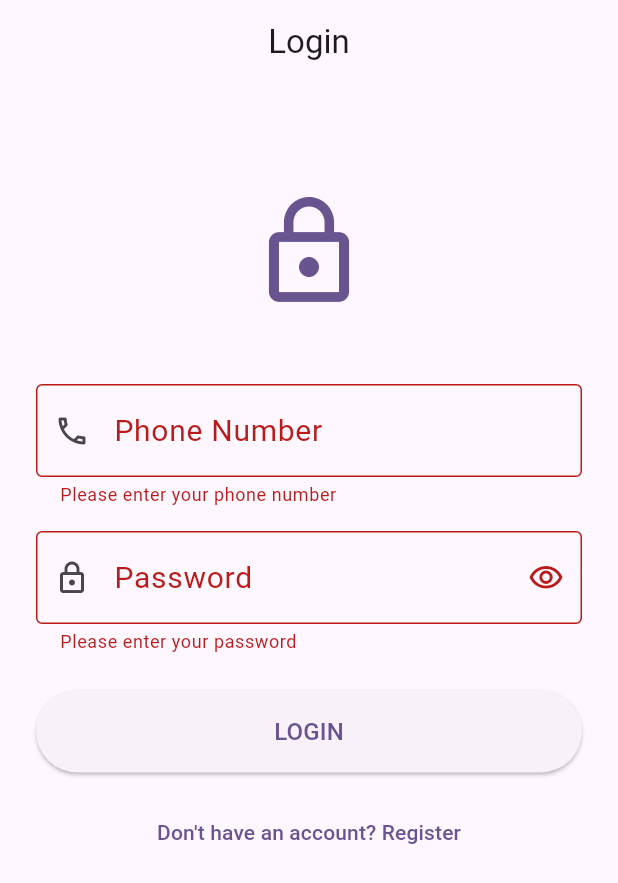
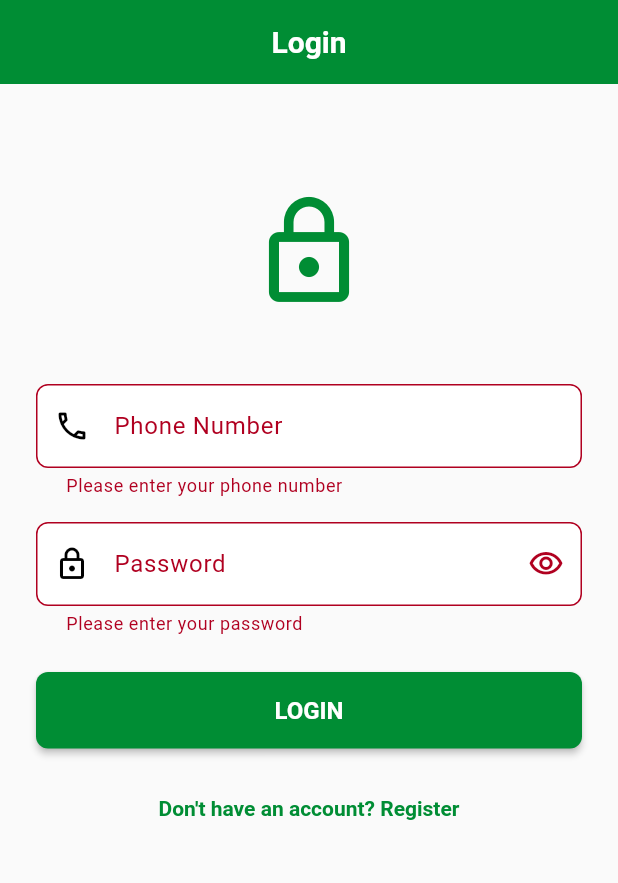
Before and after one commit to DavidFlores79/confetti_app, a Flutter app: the screen it shows after launch, after a tap on "LOGIN", on a phone screen of 412 x 824 dp. Shown: the top 883 px of the screen. Run offline on Flutter 3.47's test engine with Material 3 defaults, Android fonts, the phone set to English and light mode, and no system bars; our stand-ins replace confetti, dartz, flutter_bloc, get_it, go_router, logger and 1 more.

Commit message:
feat: Add theme system with light/dark mode and settings page
- Implement comprehensive theme system with Material Design 3
- Add light and dark theme configurations
- Create settings page with theme selection
- Add theme persistence using SharedPreferences

Theme System:
- AppColors class with 50+ color definitions
- Complete light and dark themes
- System theme support (follows device settings)
- Smooth theme transitions
- Material Design 3 compliant

Color Palette:
- Primary green colors (#008D34)
- 11 gray scale shades
- Custom accent colors (green, purple, orange)
- Black and white variants
- Alpha transparency support

Settings Page:
- Radio button theme selection
- Quick toggle switch for light/dark
- Visual icons for each mode
- Success notifications on change
- App information section

State Management:
- ThemeCubit for theme state
- Cubit pattern with flutter_bloc
- Persistent storage in SharedPreferences
- Reactive UI updates

Features:
- 3 theme modes: Light, Dark, System
- Persistent user preference
- Comprehensive logging
- Settings accessible from home screen
- User-friendly notifications

Theme Components Styled:
- AppBar, Buttons, Input Fields
- Cards, Dialogs, Snackbars
- Icons, Text styles, Dividers
- Complete Material components

Integration:
- Added ThemeCubit to service locator
- MultiBlocProvider in main app
- Settings route in router
- Settings icon in home screen

Documentation:
- THEME_AND_SETTINGS.md with complete guide

All code passes Flutter analysis with zero issues.

```diff
--- a/lib/config/router.dart
+++ b/lib/config/router.dart
@@ -1,6 +1,7 @@
 import 'package:go_router/go_router.dart';
 import '../features/auth/presentation/pages/login_page.dart';
 import '../features/auth/presentation/pages/splash_page.dart';
+import '../features/settings/presentation/pages/settings_page.dart';
 import '../screens/home.dart';
 
 final GoRouter router = GoRouter(
@@ -16,7 +17,11 @@ final GoRouter router = GoRouter(
     ),
     GoRoute(
       path: '/home',
-      builder: (context, state) => HomeScreen(),
+      builder: (context, state) => const HomeScreen(),
+    ),
+    GoRoute(
+      path: '/settings',
+      builder: (context, state) => const SettingsPage(),
     ),
   ],
 );
--- a/lib/config/service_locator.dart
+++ b/lib/config/service_locator.dart
@@ -13,6 +13,7 @@ import '../features/auth/domain/usecases/get_current_user.dart';
 import '../features/auth/domain/usecases/login.dart';
 import '../features/auth/domain/usecases/logout.dart';
 import '../features/auth/presentation/bloc/auth_bloc.dart';
+import '../features/settings/presentation/cubit/theme_cubit.dart';
 
 final sl = GetIt.instance;
 
@@ -55,8 +56,8 @@ Future<void> initializeDependencies() async {
   sl.registerLazySingleton(() => CheckAuthStatus(sl()));
   sl.registerLazySingleton(() => GetCurrentUser(sl()));
 
-  // Bloc
-  AppLogger.debug('ServiceLocator: Registering BLoCs');
+  // Bloc & Cubit
+  AppLogger.debug('ServiceLocator: Registering BLoCs and Cubits');
   sl.registerFactory(
     () => AuthBloc(
       loginUseCase: sl(),
@@ -66,5 +67,9 @@ Future<void> initializeDependencies() async {
     ),
   );
 
+  sl.registerLazySingleton(
+    () => ThemeCubit(sharedPreferences: sl()),
+  );
+
   AppLogger.info('ServiceLocator: All dependencies initialized successfully');
 }
--- /dev/null
+++ b/lib/core/theme/app_colors.dart
@@ -0,0 +1,48 @@
+import 'package:flutter/material.dart';
+
+class AppColors {
+  // Black variants
+  static const black = Color(0xFF000000);
+  static const black2 = Color(0xFF111111);
+  static const black3 = Color(0xFF222222);
+  static const blackAlpha30 = Color(0x4D222222); // 30% opacity
+
+  // White variants
+  static const white = Color(0xFFFFFFFF);
+  static const white2 = Color(0xFFFAFAFA);
+  static const white3 = Color(0xFFFFFBFE);
+
+  // Gray scale
+  static const gray50 = Color(0xFFFAFAFB);
+  static const gray100 = Color(0xFFF9FAFB);
+  static const gray200 = Color(0xFFF3F4F6);
+  static const gray300 = Color(0xFFEEEEEE);
+  static const gray400 = Color(0xFFE5E7EB);
+  static const gray500 = Color(0xFFCCCCCC);
+  static const gray600 = Color(0xFFAAAAAA);
+  static const gray700 = Color(0xFF666666);
+  static const gray800 = Color(0xFF49454F);
+  static const gray900 = Color(0xFF374151);
+  static const gray950 = Color(0xFF111827);
+
+  // Primary colors
+  static const primary = Color(0xFF008D34);
+  static const primaryLight = Color(0xFFB6E5C8);
+  static const primaryMedium = Color(0xFF006622);
+  static const greenDark = Color(0xFF00461A);
+  static const greenLight = Color(0xFFE8F6EC);
+  static const greenLightAlpha5 = Color(0x0DE8F6EC); // 5% opacity
+
+  // Custom colors
+  static const customGreen = Color(0xFF4CB00E);
+  static const customPurple = Color(0xFFB00EA8);
+  static const customOrange = Color(0xFFEC8702);
+
+  // Surface and backgrounds
+  static const surface = Color(0xFF1C1B1F);
+  static const nearBlack = Color(0xFF010101);
+
+  // Utility colors
+  static const transparent = Color(0x00000000);
+  static const error = Color(0xFFB00020);
+}
--- /dev/null
+++ b/lib/core/theme/app_theme.dart
@@ -0,0 +1,268 @@
+import 'package:flutter/material.dart';
+import 'app_colors.dart';
+
+class AppTheme {
+  // Light Theme
+  static ThemeData lightTheme = ThemeData(
+    useMaterial3: true,
+    brightness: Brightness.light,
+
+    // Color Scheme
+    colorScheme: ColorScheme.light(
+      primary: AppColors.primary,
+      primaryContainer: AppColors.primaryLight,
+      secondary: AppColors.customGreen,
+      secondaryContainer: AppColors.greenLight,
+      tertiary: AppColors.customPurple,
+      error: AppColors.error,
+      surface: AppColors.white,
+      onPrimary: AppColors.white,
+      onSecondary: AppColors.white,
+      onSurface: AppColors.black,
+      onError: AppColors.white,
+      outline: AppColors.gray400,
+      surfaceContainerHighest: AppColors.gray100,
+    ),
+
+    // Scaffold
+    scaffoldBackgroundColor: AppColors.white2,
+
+    // AppBar
+    appBarTheme: const AppBarTheme(
+      backgroundColor: AppColors.primary,
+      foregroundColor: AppColors.white,
+      elevation: 0,
+      centerTitle: true,
+      titleTextStyle: TextStyle(
+        color: AppColors.white,
+        fontSize: 20,
+        fontWeight: FontWeight.w600,
+      ),
+    ),
+
+    // Card
+    cardTheme: CardTheme(
+      color: AppColors.white,
+      elevation: 2,
+      shape: RoundedRectangleBorder(
+        borderRadius: BorderRadius.circular(12),
+      ),
+    ),
+
+    // Input Decoration
+    inputDecorationTheme: InputDecorationTheme(
+      filled: true,
+      fillColor: AppColors.white,
+      border: OutlineInputBorder(
+        borderRadius: BorderRadius.circular(8),
+        borderSide: const BorderSide(color: AppColors.gray400),
+      ),
+      enabledBorder: OutlineInputBorder(
+        borderRadius: BorderRadius.circular(8),
+        borderSide: const BorderSide(color: AppColors.gray400),
+      ),
+      focusedBorder: OutlineInputBorder(
+        borderRadius: BorderRadius.circular(8),
+        borderSide: const BorderSide(color: AppColors.primary, width: 2),
+      ),
+      errorBorder: OutlineInputBorder(
+        borderRadius: BorderRadius.circular(8),
+        borderSide: const BorderSide(color: AppColors.error),
+      ),
+      contentPadding: const EdgeInsets.symmetric(horizontal: 16, vertical: 16),
+    ),
+
+    // Elevated Button
+    elevatedButtonTheme: ElevatedButtonThemeData(
+      style: ElevatedButton.styleFrom(
+        backgroundColor: AppColors.primary,
+        foregroundColor: AppColors.white,
+        elevation: 2,
+        padding: const EdgeInsets.symmetric(horizontal: 24, vertical: 16),
+        shape: RoundedRectangleBorder(
+          borderRadius: BorderRadius.circular(8),
+        ),
+        textStyle: const TextStyle(
+          fontSize: 16,
+          fontWeight: FontWeight.w600,
+        ),
+      ),
+    ),
+
+    // Text Button
+    textButtonTheme: TextButtonThemeData(
+      style: TextButton.styleFrom(
+        foregroundColor: AppColors.primary,
+        padding: const EdgeInsets.symmetric(horizontal: 16, vertical: 8),
+        textStyle: const TextStyle(
+          fontSize: 14,
+          fontWeight: FontWeight.w600,
+        ),
+      ),
+    ),
+
+    // Icon Theme
+    iconTheme: const IconThemeData(
+      color: AppColors.gray700,
+      size: 24,
+    ),
+
+    // Divider
+    dividerTheme: const DividerThemeData(
+      color: AppColors.gray300,
+      thickness: 1,
+      space: 1,
+    ),
+
+    // Text Theme
+    textTheme: const TextTheme(
+      displayLarge: TextStyle(fontSize: 32, fontWeight: FontWeight.bold, color: AppColors.black),
+      displayMedium: TextStyle(fontSize: 28, fontWeight: FontWeight.bold, color: AppColors.black),
+      displaySmall: TextStyle(fontSize: 24, fontWeight: FontWeight.bold, color: AppColors.black),
+      headlineLarge: TextStyle(fontSize: 22, fontWeight: FontWeight.w600, color: AppColors.black),
+      headlineMedium: TextStyle(fontSize: 20, fontWeight: FontWeight.w600, color: AppColors.black),
+      headlineSmall: TextStyle(fontSize: 18, fontWeight: FontWeight.w600, color: AppColors.black),
+      titleLarge: TextStyle(fontSize: 16, fontWeight: FontWeight.w600, color: AppColors.black),
+      titleMedium: TextStyle(fontSize: 14, fontWeight: FontWeight.w600, color: AppColors.black),
+      titleSmall: TextStyle(fontSize: 12, fontWeight: FontWeight.w600, color: AppColors.black),
+      bodyLarge: TextStyle(fontSize: 16, fontWeight: FontWeight.normal, color: AppColors.black),
+      bodyMedium: TextStyle(fontSize: 14, fontWeight: FontWeight.normal, color: AppColors.black),
+      bodySmall: TextStyle(fontSize: 12, fontWeight: FontWeight.normal, color: AppColors.black),
+      labelLarge: TextStyle(fontSize: 14, fontWeight: FontWeight.w500, color: AppColors.black),
+      labelMedium: TextStyle(fontSize: 12, fontWeight: FontWeight.w500, color: AppColors.black),
+      labelSmall: TextStyle(fontSize: 10, fontWeight: FontWeight.w500, color: AppColors.black),
+    ),
+  );
+
+  // Dark Theme
+  static ThemeData darkTheme = ThemeData(
+    useMaterial3: true,
+    brightness: Brightness.dark,
+
+    // Color Scheme
+    colorScheme: ColorScheme.dark(
+      primary: AppColors.primaryLight,
+      primaryContainer: AppColors.greenDark,
+      secondary: AppColors.customGreen,
+      secondaryContainer: AppColors.greenDark,
+      tertiary: AppColors.customPurple,
+      error: AppColors.error,
+      surface: AppColors.surface,
+      onPrimary: AppColors.black,
+      onSecondary: AppColors.black,
+      onSurface: AppColors.white,
+      onError: AppColors.white,
+      outline: AppColors.gray700,
+      surfaceContainerHighest: AppColors.gray900,
+    ),
+
+    // Scaffold
+    scaffoldBackgroundColor: AppColors.nearBlack,
+
+    // AppBar
+    appBarTheme: const AppBarTheme(
+      backgroundColor: AppColors.surface,
+      foregroundColor: AppColors.white,
+      elevation: 0,
+      centerTitle: true,
+      titleTextStyle: TextStyle(
+        color: AppColors.white,
+        fontSize: 20,
+        fontWeight: FontWeight.w600,
+      ),
+    ),
+
+    // Card
+    cardTheme: CardTheme(
+      color: AppColors.surface,
+      elevation: 2,
+      shape: RoundedRectangleBorder(
+        borderRadius: BorderRadius.circular(12),
+      ),
+    ),
+
+    // Input Decoration
+    inputDecorationTheme: InputDecorationTheme(
+      filled: true,
+      fillColor: AppColors.surface,
+      border: OutlineInputBorder(
+        borderRadius: BorderRadius.circular(8),
+        borderSide: const BorderSide(color: AppColors.gray700),
+      ),
+      enabledBorder: OutlineInputBorder(
+        borderRadius: BorderRadius.circular(8),
+        borderSide: const BorderSide(color: AppColors.gray700),
+      ),
+      focusedBorder: OutlineInputBorder(
+        borderRadius: BorderRadius.circular(8),
+        borderSide: const BorderSide(color: AppColors.primaryLight, width: 2),
+      ),
+      errorBorder: OutlineInputBorder(
+        borderRadius: BorderRadius.circular(8),
+        borderSide: const BorderSide(color: AppColors.error),
+      ),
+      contentPadding: const EdgeInsets.symmetric(horizontal: 16, vertical: 16),
+    ),
+
+    // Elevated Button
+    elevatedButtonTheme: ElevatedButtonThemeData(
+      style: ElevatedButton.styleFrom(
+        backgroundColor: AppColors.primaryLight,
+        foregroundColor: AppColors.black,
+        elevation: 2,
+        padding: const EdgeInsets.symmetric(horizontal: 24, vertical: 16),
+        shape: RoundedRectangleBorder(
+          borderRadius: BorderRadius.circular(8),
+        ),
+        textStyle: const TextStyle(
+          fontSize: 16,
+          fontWeight: FontWeight.w600,
+        ),
+      ),
+    ),
+
+    // Text Button
+    textButtonTheme: TextButtonThemeData(
+      style: TextButton.styleFrom(
+        foregroundColor: AppColors.primaryLight,
+        padding: const EdgeInsets.symmetric(horizontal: 16, vertical: 8),
+        textStyle: const TextStyle(
+          fontSize: 14,
+          fontWeight: FontWeight.w600,
+        ),
+      ),
+    ),
+
+    // Icon Theme
+    iconTheme: const IconThemeData(
+      color: AppColors.gray400,
+      size: 24,
+    ),
+
+    // Divider
+    dividerTheme: const DividerThemeData(
+      color: AppColors.gray800,
+      thickness: 1,
+      space: 1,
+    ),
+
+    // Text Theme
+    textTheme: const TextTheme(
+      displayLarge: TextStyle(fontSize: 32, fontWeight: FontWeight.bold, color: AppColors.white),
+      displayMedium: TextStyle(fontSize: 28, fontWeight: FontWeight.bold, color: AppColors.white),
+      displaySmall: TextStyle(fontSize: 24, fontWeight: FontWeight.bold, color: AppColors.white),
+      headlineLarge: TextStyle(fontSize: 22, fontWeight: FontWeight.w600, color: AppColors.white),
+      headlineMedium: TextStyle(fontSize: 20, fontWeight: FontWeight.w600, color: AppColors.white),
+      headlineSmall: TextStyle(fontSize: 18, fontWeight: FontWeight.w600, color: AppColors.white),
+      titleLarge: TextStyle(fontSize: 16, fontWeight: FontWeight.w600, color: AppColors.white),
+      titleMedium: TextStyle(fontSize: 14, fontWeight: FontWeight.w600, color: AppColors.white),
+      titleSmall: TextStyle(fontSize: 12, fontWeight: FontWeight.w600, color: AppColors.white),
+      bodyLarge: TextStyle(fontSize: 16, fontWeight: FontWeight.normal, color: AppColors.white),
+      bodyMedium: TextStyle(fontSize: 14, fontWeight: FontWeight.normal, color: AppColors.white),
+      bodySmall: TextStyle(fontSize: 12, fontWeight: FontWeight.normal, color: AppColors.white),
+      labelLarge: TextStyle(fontSize: 14, fontWeight: FontWeight.w500, color: AppColors.white),
+      labelMedium: TextStyle(fontSize: 12, fontWeight: FontWeight.w500, color: AppColors.white),
+      labelSmall: TextStyle(fontSize: 10, fontWeight: FontWeight.w500, color: AppColors.white),
+    ),
+  );
+}
--- /dev/null
+++ b/lib/features/settings/presentation/cubit/theme_cubit.dart
@@ -0,0 +1,85 @@
+import 'package:flutter/material.dart';
+import 'package:flutter_bloc/flutter_bloc.dart';
+import 'package:shared_preferences/shared_preferences.dart';
+import '../../../../core/utils/app_logger.dart';
+
+part 'theme_state.dart';
+
+class ThemeCubit extends Cubit<ThemeState> {
+  final SharedPreferences sharedPreferences;
+  static const String _themeKey = 'THEME_MODE';
+
+  ThemeCubit({required this.sharedPreferences}) : super(ThemeInitial()) {
+    _loadTheme();
+  }
+
+  void _loadTheme() {
+    try {
+      AppLogger.debug('ThemeCubit: Loading theme preference');
+      final themeMode = sharedPreferences.getString(_themeKey);
+
+      if (themeMode == 'dark') {
+        AppLogger.info('ThemeCubit: Dark theme loaded');
+        emit(ThemeDark());
+      } else if (themeMode == 'light') {
+        AppLogger.info('ThemeCubit: Light theme loaded');
+        emit(ThemeLight());
+      } else {
+        // Default to system theme
+        AppLogger.info('ThemeCubit: System theme loaded (default)');
+        emit(ThemeSystem());
+      }
+    } catch (e) {
+      AppLogger.error('ThemeCubit: Error loading theme', e);
+      emit(ThemeSystem());
+    }
+  }
+
+  Future<void> setLightTheme() async {
+    try {
+      AppLogger.info('ThemeCubit: Setting light theme');
+      await sharedPreferences.setString(_themeKey, 'light');
+      emit(ThemeLight());
+    } catch (e) {
+      AppLogger.error('ThemeCubit: Error setting light theme', e);
+    }
+  }
+
+  Future<void> setDarkTheme() async {
+    try {
+      AppLogger.info('ThemeCubit: Setting dark theme');
+      await sharedPreferences.setString(_themeKey, 'dark');
+      emit(ThemeDark());
+    } catch (e) {
+      AppLogger.error('ThemeCubit: Error setting dark theme', e);
+    }
+  }
+
+  Future<void> setSystemTheme() async {
+    try {
+      AppLogger.info('ThemeCubit: Setting system theme');
+      await sharedPreferences.remove(_themeKey);
+      emit(ThemeSystem());
+    } catch (e) {
+      AppLogger.error('ThemeCubit: Error setting system theme', e);
+    }
+  }
+
+  Future<void> toggleTheme() async {
+    if (state is ThemeLight) {
+      await setDarkTheme();
+    } else {
+      await setLightTheme();
+    }
+  }
+
+  bool get isDarkMode => state is ThemeDark;
+  bool get isLightMode => state is ThemeLight;
+  bool get isSystemMode => state is ThemeSystem;
+
+  ThemeMode get themeMode {
+    if (state is ThemeDark) return ThemeMode.dark;
+    if (state is ThemeLight) return ThemeMode.light;
+    return ThemeMode.system;
+  }
+}
--- /dev/null
+++ b/lib/features/settings/presentation/cubit/theme_state.dart
@@ -0,0 +1,11 @@
+part of 'theme_cubit.dart';
+
+abstract class ThemeState {}
+
+class ThemeInitial extends ThemeState {}
+
+class ThemeLight extends ThemeState {}
+
+class ThemeDark extends ThemeState {}
+
+class ThemeSystem extends ThemeState {}
--- a/lib/main.dart
+++ b/lib/main.dart
@@ -3,8 +3,10 @@ import 'package:flutter_bloc/flutter_bloc.dart';
 import 'config/router.dart';
 import 'config/service_locator.dart';
 import 'core/services/snackbar_service.dart';
+import 'core/theme/app_theme.dart';
 import 'core/utils/app_logger.dart';
 import 'features/auth/presentation/bloc/auth_bloc.dart';
+import 'features/settings/presentation/cubit/theme_cubit.dart';
 
 void main() async {
   WidgetsFlutterBinding.ensureInitialized();
@@ -22,26 +24,25 @@ class MyApp extends StatelessWidget {
   @override
   Widget build(BuildContext context) {
     AppLogger.info('App: Building MaterialApp');
-    return BlocProvider(
-      create: (context) => sl<AuthBloc>(),
-      child: MaterialApp.router(
-        title: 'Flutter Confetti Demo',
-        scaffoldMessengerKey: SnackbarService.scaffoldMessengerKey,
-        theme: ThemeData(
-          colorScheme: ColorScheme.fromSeed(seedColor: Colors.deepPurple),
-          useMaterial3: true,
-          primarySwatch: Colors.blue,
-          visualDensity: VisualDensity.adaptivePlatformDensity,
-          fontFamily: 'Roboto',
-          textTheme: const TextTheme(
-            bodyLarge: TextStyle(fontSize: 20.0, color: Colors.black),
-            headlineLarge: TextStyle(
-              fontSize: 32.0,
-              fontWeight: FontWeight.bold,
-            ),
-          ),
-        ),
-        routerConfig: router,
+    return MultiBlocProvider(
+      providers: [
+        BlocProvider(create: (context) => sl<AuthBloc>()),
+        BlocProvider(create: (context) => sl<ThemeCubit>()),
+      ],
+      child: BlocBuilder<ThemeCubit, ThemeState>(
+        builder: (context, state) {
+          final themeCubit = context.read<ThemeCubit>();
+
+          return MaterialApp.router(
+            title: 'Flutter Confetti Demo',
+            scaffoldMessengerKey: SnackbarService.scaffoldMessengerKey,
+            debugShowCheckedModeBanner: false,
+            theme: AppTheme.lightTheme,
+            darkTheme: AppTheme.darkTheme,
+            themeMode: themeCubit.themeMode,
+            routerConfig: router,
+          );
+        },
       ),
     );
   }
```
Also changed, not shown: lib/features/settings/presentation/pages/settings_page.dart (added, +164 -0 lines), lib/screens/home.dart (+8 -0 lines), 1 other file.
